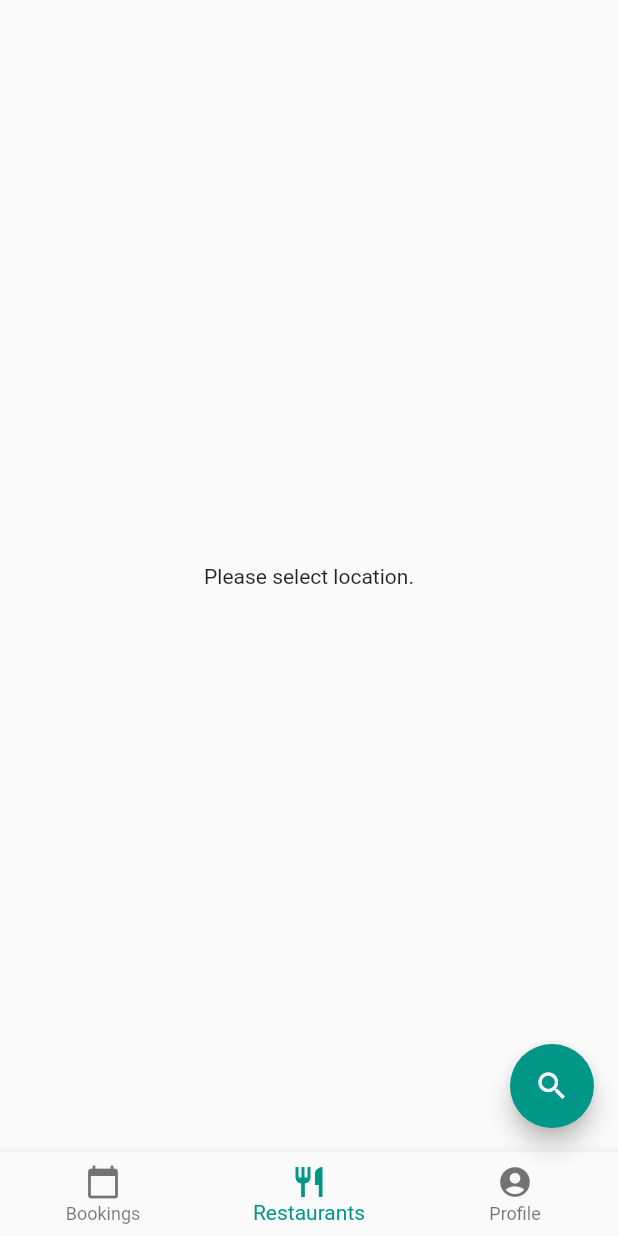
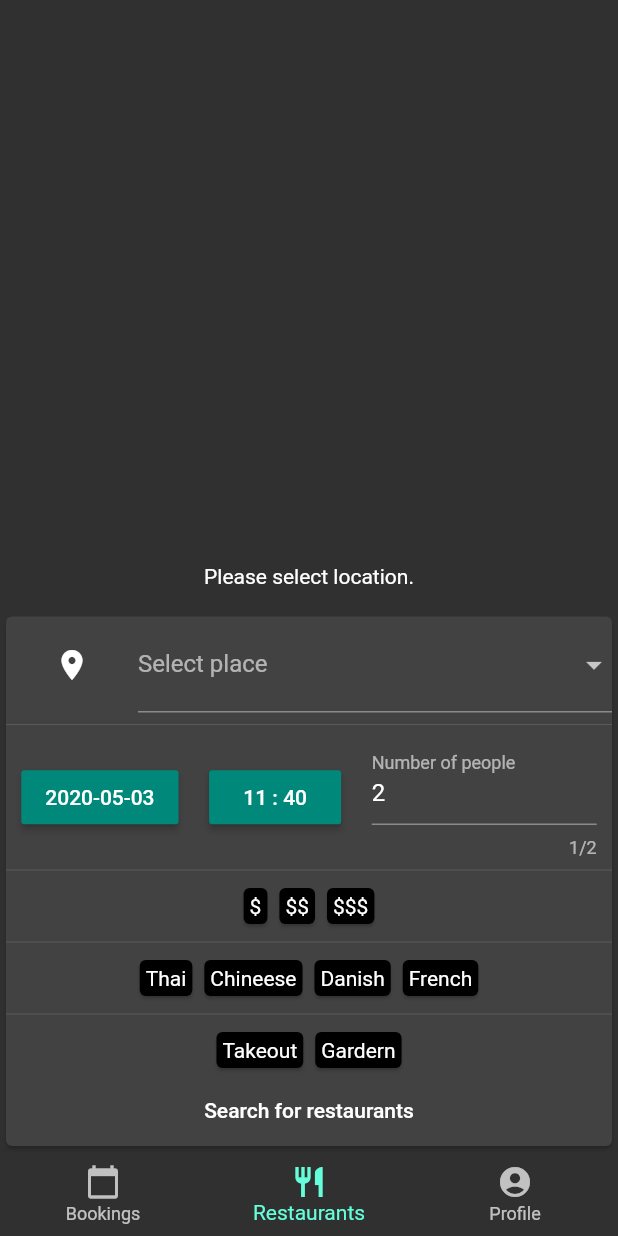
Before and after one commit to Kioshi/thesis, a Flutter app: the screen it shows after launch, on a phone screen of 412 x 824 dp. Run offline on Flutter 3.47's test engine with Material 2 defaults, Android fonts, the phone set to English and light mode, and no system bars; our stand-ins replace flutter_offline, flutter_svg, localstorage; missing offline and left inert: international_phone_input; generated files the repository leaves out were written again.

Commit message:
General Refactoring

```diff
--- a/lib/DEApp.dart
+++ /dev/null
@@ -1,40 +0,0 @@
-import 'package:flutter/material.dart';
-import 'package:thesis/screens/DEBookingScreen.dart';
-import 'package:thesis/screens/DEBookingsScreen.dart';
-import 'package:thesis/screens/DERestaurantScreen.dart';
-import 'package:thesis/screens/DERestaurantsScreen.dart';
-import 'package:thesis/screens/DEUserScreen.dart';
-
-class DEApp extends StatelessWidget {
-  // This widget is the root of your application.
-  @override
-  Widget build(BuildContext context) {
-    //SystemChrome.setEnabledSystemUIOverlays([]);
-    return MaterialApp(
-      title: 'Flutter Demo',
-      theme: ThemeData(
-        // This is the theme of your application.
-        //
-        // Try running your application with "flutter run". You'll see the
-        // application has a blue toolbar. Then, without quitting the app, try
-        // changing the primarySwatch below to Colors.green and then invoke
-        // "hot reload" (press "r" in the console where you ran "flutter run",
-        // or simply save your changes to "hot reload" in a Flutter IDE).
-        // Notice that the counter didn't reset back to zero; the application
-        // is not restarted.
-        primarySwatch: Colors.teal,
-      ),
-      home: DERestaurantsScreen(),
-      routes: <String, WidgetBuilder>{
-        DEBookingsScreen.routeName: (BuildContext context) =>
-            DEBookingsScreen(),
-        DEBookingScreen.routeName: (BuildContext context) => DEBookingScreen(),
-        DERestaurantsScreen.routeName: (BuildContext context) =>
-            DERestaurantsScreen(),
-        DERestaurantScreen.routeName: (BuildContext context) =>
-            DERestaurantScreen(),
-        DEUserScreen.routeName: (BuildContext context) => DEUserScreen(),
-      },
-    );
-  }
-}
--- /dev/null
+++ b/lib/application/DEApp.dart
@@ -0,0 +1,37 @@
+import 'package:flutter/material.dart';
+import 'package:thesis/screens/DEBookingScreen.dart';
+import 'package:thesis/screens/DEBookingsScreen.dart';
+import 'package:thesis/screens/DERestaurantScreen.dart';
+import 'package:thesis/screens/DERestaurantsScreen.dart';
+import 'package:thesis/screens/DEUserScreen.dart';
+
+class DEApp extends StatelessWidget {
+  // This widget is the root of your application.
+  @override
+  Widget build(BuildContext context) {
+    //SystemChrome.setEnabledSystemUIOverlays([]);
+    return MaterialApp(
+      title: 'Dine Easy thesis prototype',
+      theme: ThemeData(
+          // This is the theme of your application.
+          //
+          // Try running your application with "flutter run". You'll see the
+          // application has a blue toolbar. Then, without quitting the app, try
+          // changing the primarySwatch below to Colors.green and then invoke
+          // "hot reload" (press "r" in the console where you ran "flutter run",
+          // or simply save your changes to "hot reload" in a Flutter IDE).
+          // Notice that the counter didn't reset back to zero; the application
+          // is not restarted.
+          primarySwatch: Colors.teal,
+          brightness: Brightness.dark),
+      home: DERestaurantsScreen(),
+      routes: <String, WidgetBuilder>{
+        DEBookingsScreen.routeName: (BuildContext context) => DEBookingsScreen(),
+        DEBookingScreen.routeName: (BuildContext context) => DEBookingScreen(),
+        DERestaurantsScreen.routeName: (BuildContext context) => DERestaurantsScreen(),
+        DERestaurantScreen.routeName: (BuildContext context) => DERestaurantScreen(),
+        DEUserScreen.routeName: (BuildContext context) => DEUserScreen(),
+      },
+    );
+  }
+}
--- a/lib/main.dart
+++ b/lib/main.dart
@@ -1,6 +1,6 @@
 import 'package:flutter/material.dart';
 
-import 'DEApp.dart';
+import 'application/DEApp.dart';
 
 void main() {
   runApp(DEApp());
--- a/lib/models/Restaurant.dart
+++ b/lib/models/Restaurant.dart
@@ -52,11 +52,12 @@ class Restaurant {
       this.availability});
 
   Restaurant.test(int i) {
+    Random random = Random();
     this.id = i;
     this.name = "Resturant $i";
     this.address = "Addr $i";
     this.type = "Type $i";
-    this.bookingType = BookingTypes.EasyTableBooking;
+    this.bookingType = random.nextInt(1) == 0 ? BookingTypes.EasyTableBooking : BookingTypes.DineEasyCallBooking;
     this.availabilityState = AvailabilityState.Open;
     this.availability = Availability(normalDays: [
       NormalDay(daysMask: 31, openFrom: 600, openTill: 1800, open: true),
@@ -65,9 +66,8 @@ class Restaurant {
       SpecialDay(dates: ["2020-04-03"], open: true, openFrom: 0, openTill: 1440)
     ]);
     if (i % 5 == 0) {
-      Random random = Random();
       this.availableTimes = List.generate(20, (i) {
-        return random.nextInt(1800) - 600;
+        return 600 + random.nextInt(1200);
       });
     }
 
--- a/lib/screens/DERestaurantsScreen.dart
+++ b/lib/screens/DERestaurantsScreen.dart
@@ -1,4 +1,5 @@
 import 'package:flutter/material.dart';
+import 'package:flutter/services.dart';
 import 'package:intl/intl.dart';
 import 'package:thesis/models/Filters.dart';
 import 'package:thesis/models/Restaurant.dart';
@@ -19,8 +20,8 @@ class DERestaurantsScreen extends StatefulWidget {
 class _DERestaurantsScreenState extends State<DERestaurantsScreen> {
   final _dineEasyRepository = DineEasyRepository();
 
-  bool _showFilters = false;
-  bool _areSearchCriteriaDirty = false;
+  bool _showFilters = true;
+  bool _areSearchCriteriaDirty = true;
 
   String _location;
   DateTime _dayAndTime;
@@ -28,6 +29,7 @@ class _DERestaurantsScreenState extends State<DERestaurantsScreen> {
   Future<List<Restaurant>> _restaurantsFuture;
   Future<Filters> _filtersFuture;
   Filters _filters;
+  TextEditingController _nrOfPeopleController;
 
   _DERestaurantsScreenState() {
     TimeOfDay now = TimeOfDay.now();
@@ -40,6 +42,7 @@ class _DERestaurantsScreenState extends State<DERestaurantsScreen> {
     DateTime today = DateTime.now();
     _dayAndTime = DateTime(today.year, today.month, today.day, hours, minutes);
     _filtersFuture = _dineEasyRepository.getFilters();
+    _nrOfPeopleController = TextEditingController(text: '2');
   }
 
   FutureBuilder buildRestaurantList(BuildContext context) {
@@ -67,7 +70,7 @@ class _DERestaurantsScreenState extends State<DERestaurantsScreen> {
                 itemCount: restaurants.length,
                 itemBuilder: (BuildContext context, int index) {
                   final restaurant = restaurants[index];
-                  return DERestaurantTile(restaurant, _dayAndTime);
+                  return DERestaurantTile(restaurant, _dayAndTime, int.parse(_nrOfPeopleController.text));
                 }));
       },
     );
@@ -75,7 +78,8 @@ class _DERestaurantsScreenState extends State<DERestaurantsScreen> {
 
   @override
   Widget build(BuildContext context) {
-    return Scaffold(
+    return WillPopScope(
+      child: Scaffold(
           floatingActionButton: buildFloatingButton(),
           bottomNavigationBar: DEBottomNavigationBar(1),
           body: SafeArea(
@@ -83,7 +87,17 @@ class _DERestaurantsScreenState extends State<DERestaurantsScreen> {
                 child: Stack(
               children: <Widget>[buildRestaurantList(context), buildSearchView(context)],
             )),
-        ));
+          )),
+      onWillPop: () async {
+        if (_showFilters == true) {
+          setState(() {
+            _showFilters = false;
+          });
+          return false;
+        }
+        return true;
+      },
+    );
   }
 
   Widget buildSearchButton() {
@@ -145,6 +159,18 @@ class _DERestaurantsScreenState extends State<DERestaurantsScreen> {
             }
           });
         },
+      ),
+      SizedBox(
+        width: 150,
+        child: TextField(
+          decoration: InputDecoration(labelText: "Number of people"),
+          keyboardType: TextInputType.number,
+          inputFormatters: <TextInputFormatter>[
+            WhitelistingTextInputFormatter.digitsOnly //TODO add min max formater
+          ], // Only numbers can b
+          maxLength: 2, // e entered
+          controller: _nrOfPeopleController,
+        ),
       )
     ]);
   }
@@ -158,7 +184,7 @@ class _DERestaurantsScreenState extends State<DERestaurantsScreen> {
                 opacity: _showFilters ? 1.0 : 0.0,
                 duration: Duration(milliseconds: 500),
                 child: Card(
-                    color: Colors.blueGrey,
+                    color: Theme.of(context).cardColor,
                     child: Column(
                       mainAxisSize: MainAxisSize.min,
                       children: [
@@ -170,13 +196,13 @@ class _DERestaurantsScreenState extends State<DERestaurantsScreen> {
                               List<String> locations = _filters.locations;
                               return Column(mainAxisSize: MainAxisSize.min, children: <Widget>[
                                 buildLocationSelector(locations),
-                                Divider(color: Colors.black),
+                                Divider(color: Theme.of(context).dividerColor),
                                 buildDateAndTimeSelectors(),
-                                Divider(color: Colors.black),
+                                Divider(color: Theme.of(context).dividerColor),
                                 buildWrappedFilters(_filters.prices),
-                                Divider(color: Colors.black),
+                                Divider(color: Theme.of(context).dividerColor),
                                 buildWrappedFilters(_filters.foodCategories),
-                                Divider(color: Colors.black),
+                                Divider(color: Theme.of(context).dividerColor),
                                 buildWrappedFilters(_filters.tags),
                               ]);
                             }
@@ -212,9 +238,19 @@ class _DERestaurantsScreenState extends State<DERestaurantsScreen> {
         },
       ),
       Expanded(
-          child: DEDropDownButton("Select place", _location, locations, <String>(String l) {
+          child: DEDropDownButton(
+        "Select place",
+        _location,
+        locations,
+        <String>(String l) {
           return l.toString();
-      }, hint: "Select place"))
+        },
+        callback: <String>(String newValue) {
+          setState(() {
+            _areSearchCriteriaDirty = true;
+          });
+        },
+      ))
     ]);
   }
 }
--- a/lib/widgets/DEDropDownButton.dart
+++ b/lib/widgets/DEDropDownButton.dart
@@ -1,30 +1,31 @@
 import 'package:flutter/material.dart';
 
 typedef ToStringFunction = String Function<T>(T);
+typedef OnSelectedCallback = void Function<T>(T);
 
 class DEDropDownButton<T> extends StatefulWidget {
   String label;
-  String hint = "Select item";
   T selectedValue;
   List<T> values;
   ToStringFunction toStringFunction;
+  OnSelectedCallback callback;
 
-  DEDropDownButton(this.label, this.selectedValue, this.values, this.toStringFunction, {this.hint});
+  DEDropDownButton(this.label, this.selectedValue, this.values, this.toStringFunction, {this.callback});
 
   @override
   State<StatefulWidget> createState() {
-    return DEDropDownButtonState(this.label, this.selectedValue, this.values, this.toStringFunction, this.hint);
+    return DEDropDownButtonState(this.label, this.selectedValue, this.values, this.toStringFunction, this.callback);
   }
 }
 
 class DEDropDownButtonState<T> extends State<DEDropDownButton> {
   String label;
-  String hint;
   T selectedValue;
   List<T> values;
   ToStringFunction toStringFunction;
+  OnSelectedCallback callback;
 
-  DEDropDownButtonState(this.label, this.selectedValue, this.values, this.toStringFunction, this.hint);
+  DEDropDownButtonState(this.label, this.selectedValue, this.values, this.toStringFunction, this.callback);
 
   @override
   Widget build(BuildContext context) {
@@ -39,7 +40,7 @@ class DEDropDownButtonState<T> extends State<DEDropDownButton> {
                       alignment: FractionalOffset.center,
                       child: Text(
                         toStringFunction(e),
-                      style: TextStyle(color: Colors.black),
+                        style: Theme.of(context).textTheme.button,
                       )),
                 ))
             .toList(),
@@ -47,8 +48,7 @@ class DEDropDownButtonState<T> extends State<DEDropDownButton> {
           setState(() {
             selectedValue = value;
           });
-      },
-      hint: Align(alignment: FractionalOffset.center, child: Text(hint)),
-    );
+          callback(value);
+        });
   }
 }
--- a/lib/widgets/ToggableText.dart
+++ b/lib/widgets/ToggableText.dart
@@ -30,12 +30,8 @@ class ToggleTextState extends State<ToggleText> {
         }*/
             },
         child: Card(
-            color: _item.enabled ? Colors.lightGreen : Colors.grey,
+            color: _item.enabled ? Theme.of(context).primaryColorDark : Theme.of(context).disabledColor,
             child: Padding(
-                padding: EdgeInsets.all(4.0),
-                child: Text(_item.text,
-                    style: _item.enabled
-                        ? null
-                        : TextStyle(decoration: TextDecoration.lineThrough)))));
+                padding: EdgeInsets.all(4.0), child: Text(_item.text, style: _item.enabled ? null : TextStyle(decoration: TextDecoration.lineThrough)))));
   }
 }
```
Also changed, not shown: lib/screens/DEBookingsScreen.dart (+4 -10 lines), lib/screens/DERestaurantScreen.dart (+6 -6 lines), lib/widgets/DERestaurantTile.dart (+5 -4 lines), lib/widgets/ReservePopUp.dart (+8 -29 lines), 1 other file. Lines whose indentation alone changed are shown as unchanged.
